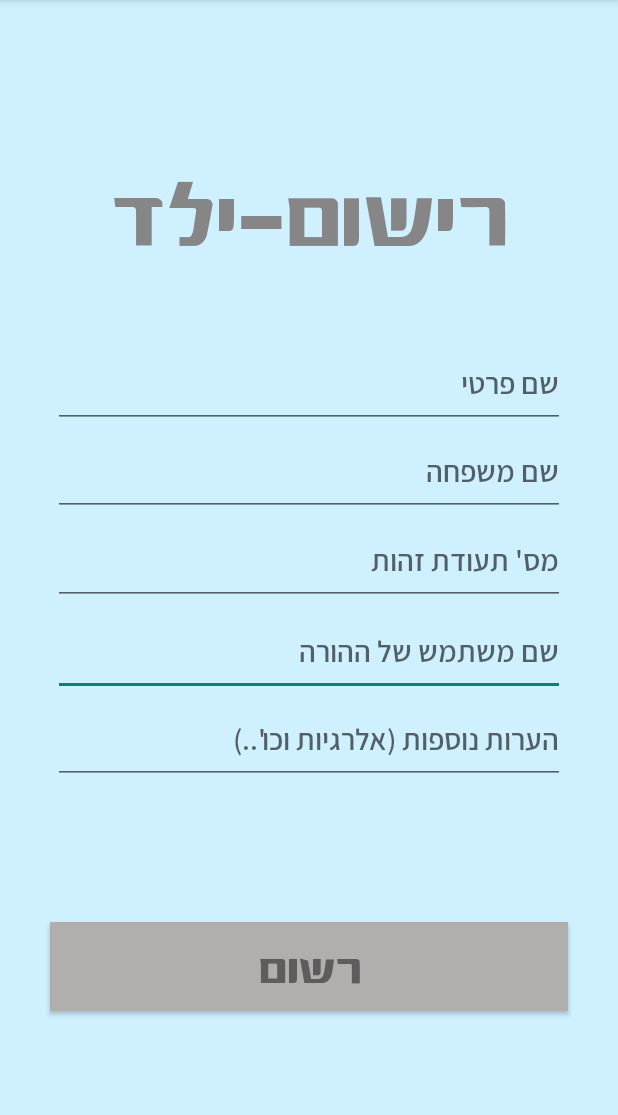
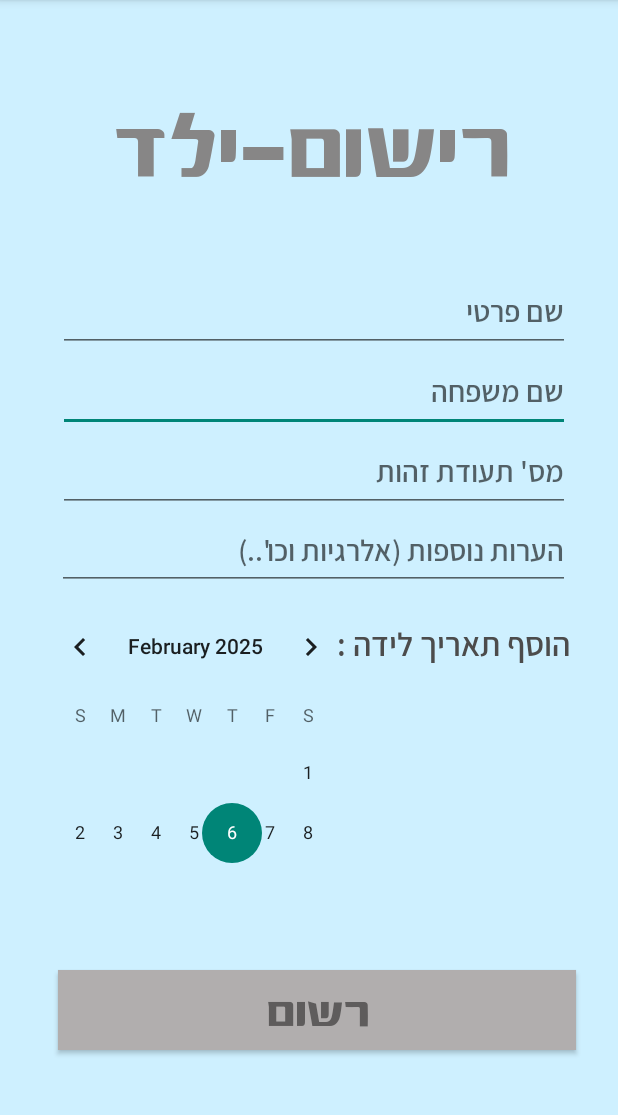
Before and after one commit to NoyaYpixel/seeAble, an Android app: the AddChild screen opened directly, with no data from a screen before it, on a phone screen of 412 x 824 dp, the part 84-1199 px from its top. Run offline under Robolectric (Android 15) with nearby library versions, the phone set to English and light mode, and no system bars; our stand-ins replace Firebase (no records; nobody signed in at launch, a user with empty details on screens opened directly).

Commit message:
eod 24.1.25

```diff
--- a/app/src/main/java/com/example/seeable/screens/AddChild.java
+++ b/app/src/main/java/com/example/seeable/screens/AddChild.java
@@ -1,6 +1,10 @@
 package com.example.seeable.screens;
 
+import android.content.Intent;
 import android.os.Bundle;
+import android.view.View;
+import android.widget.Button;
+import android.widget.EditText;
 
 import androidx.activity.EdgeToEdge;
 import androidx.appcompat.app.AppCompatActivity;
@@ -9,8 +13,13 @@ import androidx.core.view.ViewCompat;
 import androidx.core.view.WindowInsetsCompat;
 
 import com.example.seeable.R;
+import com.example.seeable.services.AuthenticationService;
 
 public class AddChild extends AppCompatActivity {
+    EditText id, fname, lname, birthDate, details;
+    Button btnAddChild;
+
+    AuthenticationService authenticationService;
 
     @Override
     protected void onCreate(Bundle savedInstanceState) {
@@ -22,10 +31,21 @@ public class AddChild extends AppCompatActivity {
             v.setPadding(systemBars.left, systemBars.top, systemBars.right, systemBars.bottom);
             return insets;
         });
+        authenticationService = AuthenticationService.getInstance();
         Init();
     }
 
     private void Init() {
+        id = findViewById(R.id.etCId);
+        fname = findViewById(R.id.etCFName);
+        lname = findViewById(R.id.etCLName);
+    }
 
+    public void onClick(View view) {
+        if (view == btnAddChild) {
+            Intent go = new Intent(getApplicationContext(), ChildrenList.class);
+            startActivity(go);
+        }
+        authenticationService.getCurrentUserId();
     }
 }
--- a/app/src/main/java/com/example/seeable/screens/ChildrenList.java
+++ b/app/src/main/java/com/example/seeable/screens/ChildrenList.java
@@ -22,5 +22,10 @@ public class ChildrenList extends AppCompatActivity {
             v.setPadding(systemBars.left, systemBars.top, systemBars.right, systemBars.bottom);
             return insets;
         });
+        Init();
     }
+
+    private void Init() {
+    }
+
 }
--- a/app/src/main/java/com/example/seeable/screens/Login.java
+++ b/app/src/main/java/com/example/seeable/screens/Login.java
@@ -16,6 +16,7 @@ import androidx.core.view.WindowInsetsCompat;
 
 import com.example.seeable.R;
 import com.example.seeable.model.User;
+import com.example.seeable.model.UserTeam;
 import com.example.seeable.services.AuthenticationService;
 import com.example.seeable.services.DatabaseService;
 import com.example.seeable.utils.SharedPreferencesUtil;
@@ -72,7 +73,7 @@ public class Login extends AppCompatActivity implements View.OnClickListener {
                         // Sign in success, update UI with the signed-in user's information
                        // SharedPreferencesUtil.saveUser(Login.this, user);
                         Log.d("TAG", "signInWithEmail:success");
-                        Intent go = new Intent(getApplicationContext(), AdminPage.class);
+                        Intent go = new Intent(getApplicationContext(), AddUserTeam.class);
                         startActivity(go);
                     }
 
--- a/app/src/main/res/layout/activity_add_child.xml
+++ b/app/src/main/res/layout/activity_add_child.xml
@@ -8,94 +8,67 @@
     android:background="#FFCEF0FF"
     tools:context=".screens.AddChild">
 
+
     <EditText
-        android:id="@+id/etCParentName"
-        android:layout_width="0dp"
-        android:layout_height="0dp"
-        android:layout_marginStart="35dp"
-        android:layout_marginEnd="35dp"
+        android:id="@+id/etCLName"
+        android:layout_width="341dp"
+        android:layout_height="53dp"
+        android:layout_marginEnd="32dp"
         android:ems="10"
         android:fontFamily="@font/assistantsemibold"
-        android:hint="שם משתמש של ההורה"
+        android:hint="שם משפחה"
+        android:inputType="text"
+        android:textSize="20sp"
+        app:layout_constraintBottom_toTopOf="@+id/etCId"
+        app:layout_constraintEnd_toEndOf="parent" />
+
+    <EditText
+        android:id="@+id/etCId"
+        android:layout_width="341dp"
+        android:layout_height="53dp"
+        android:layout_marginEnd="32dp"
+        android:ems="10"
+        android:fontFamily="@font/assistantsemibold"
+        android:hint="מס' תעודת זהות"
         android:inputType="text"
         android:textSize="20sp"
         app:layout_constraintBottom_toTopOf="@+id/etCommentsC"
-        app:layout_constraintEnd_toEndOf="parent"
-        app:layout_constraintStart_toStartOf="parent"
-        app:layout_constraintTop_toBottomOf="@+id/etCId" />
+        app:layout_constraintEnd_toEndOf="parent" />
 
     <EditText
         android:id="@+id/etCFName"
-        android:layout_width="0dp"
-        android:layout_height="0dp"
-        android:layout_marginStart="35dp"
-        android:layout_marginEnd="35dp"
+        android:layout_width="341dp"
+        android:layout_height="53dp"
+        android:layout_marginEnd="32dp"
         android:ems="10"
         android:fontFamily="@font/assistantsemibold"
         android:hint="שם פרטי"
         android:inputType="text"
         android:textSize="20sp"
         app:layout_constraintBottom_toTopOf="@+id/etCLName"
-        app:layout_constraintEnd_toEndOf="parent"
-        app:layout_constraintStart_toStartOf="parent"
-        app:layout_constraintTop_toBottomOf="@+id/textView" />
-
-    <EditText
-        android:id="@+id/etCLName"
-        android:layout_width="0dp"
-        android:layout_height="0dp"
-        android:layout_marginStart="35dp"
-        android:layout_marginEnd="35dp"
-        android:ems="10"
-        android:fontFamily="@font/assistantsemibold"
-        android:hint="שם משפחה"
-        android:inputType="text"
-        android:textSize="20sp"
-        app:layout_constraintBottom_toTopOf="@+id/etCId"
-        app:layout_constraintEnd_toEndOf="parent"
-        app:layout_constraintStart_toStartOf="parent"
-        app:layout_constraintTop_toBottomOf="@+id/etCFName" />
+        app:layout_constraintEnd_toEndOf="parent" />
 
     <EditText
         android:id="@+id/etCommentsC"
-        android:layout_width="0dp"
-        android:layout_height="0dp"
-        android:layout_marginStart="35dp"
-        android:layout_marginEnd="35dp"
-        android:layout_marginBottom="92dp"
+        android:layout_width="342dp"
+        android:layout_height="52dp"
+        android:layout_marginEnd="32dp"
+        android:layout_marginBottom="4dp"
         android:ems="10"
         android:fontFamily="@font/assistantsemibold"
         android:hint="הערות נוספות (אלרגיות וכו'..)"
         android:inputType="text"
         android:textSize="20sp"
-        app:layout_constraintBottom_toTopOf="@+id/button"
-        app:layout_constraintEnd_toEndOf="parent"
-        app:layout_constraintStart_toStartOf="parent"
-        app:layout_constraintTop_toBottomOf="@+id/etCParentName" />
-
-    <EditText
-        android:id="@+id/etCId"
-        android:layout_width="0dp"
-        android:layout_height="0dp"
-        android:layout_marginStart="35dp"
-        android:layout_marginEnd="35dp"
-        android:layout_marginBottom="1dp"
-        android:ems="10"
-        android:fontFamily="@font/assistantsemibold"
-        android:hint="מס' תעודת זהות"
-        android:inputType="text"
-        android:textSize="20sp"
-        app:layout_constraintBottom_toTopOf="@+id/etCParentName"
-        app:layout_constraintEnd_toEndOf="parent"
-        app:layout_constraintStart_toStartOf="parent"
-        app:layout_constraintTop_toBottomOf="@+id/etCLName" />
+        app:layout_constraintBottom_toTopOf="@+id/birthdayC"
+        app:layout_constraintEnd_toEndOf="parent" />
 
     <TextView
         android:id="@+id/textView"
         android:layout_width="wrap_content"
         android:layout_height="wrap_content"
-        android:layout_marginTop="108dp"
-        android:layout_marginBottom="50dp"
+        android:layout_marginTop="44dp"
+        android:layout_marginEnd="72dp"
+        android:layout_marginBottom="34dp"
         android:fontFamily="@font/asakimboldwebfont"
         android:text="רישום-ילד"
         android:textColor="#878686"
@@ -103,24 +76,42 @@
         android:typeface="serif"
         app:layout_constraintBottom_toTopOf="@+id/etCFName"
         app:layout_constraintEnd_toEndOf="parent"
-        app:layout_constraintStart_toStartOf="parent"
         app:layout_constraintTop_toTopOf="parent" />
 
     <Button
         android:id="@+id/button"
-        android:layout_width="0dp"
-        android:layout_height="0dp"
-        android:layout_marginStart="33dp"
-        android:layout_marginEnd="33dp"
-        android:layout_marginBottom="94dp"
+        android:layout_width="345dp"
+        android:layout_height="53dp"
+        android:layout_marginEnd="28dp"
+        android:layout_marginBottom="68dp"
         android:background="#B1AEAE"
         android:fontFamily="@font/asakimboldwebfont"
         android:text="רשום"
         android:textColor="#5E5C5C"
         android:textSize="35dp"
         app:layout_constraintBottom_toBottomOf="parent"
+        app:layout_constraintEnd_toEndOf="parent" />
+
+    <CalendarView
+        android:id="@+id/birthdayC"
+        android:layout_width="219dp"
+        android:layout_height="178dp"
+        android:layout_marginEnd="140dp"
+        android:layout_marginBottom="71dp"
+        app:layout_constraintBottom_toTopOf="@+id/button"
+        app:layout_constraintEnd_toEndOf="@+id/tvbirthday" />
+
+    <TextView
+        android:id="@+id/tvbirthday"
+        android:layout_width="188dp"
+        android:layout_height="48dp"
+        android:layout_marginTop="21dp"
+        android:layout_marginEnd="32dp"
+        android:fontFamily="@font/assistantsemibold"
+        android:text="הוסף תאריך לידה :"
+        android:textColor="#4C4C4C"
+        android:textSize="22sp"
         app:layout_constraintEnd_toEndOf="parent"
-        app:layout_constraintStart_toStartOf="parent"
         app:layout_constraintTop_toBottomOf="@+id/etCommentsC" />
 
 </androidx.constraintlayout.widget.ConstraintLayout>
--- a/app/src/main/res/layout/activity_children_list.xml
+++ b/app/src/main/res/layout/activity_children_list.xml
@@ -9,8 +9,8 @@
     android:background="#FFCEF0FF">
 
     <TableLayout
-        android:layout_width="419dp"
-        android:layout_height="115dp"
+        android:layout_width="417dp"
+        android:layout_height="92dp"
         android:padding="16dp"
         android:stretchColumns="1"
         tools:layout_editor_absoluteX="-7dp"
@@ -62,5 +62,6 @@
         <TableRow
             android:layout_width="match_parent"
             android:layout_height="match_parent" />
+
     </TableLayout>
 </androidx.constraintlayout.widget.ConstraintLayout>
```
Also changed, not shown: app/src/main/java/com/example/seeable/model/Child.java (+14 -20 lines), app/src/main/java/com/example/seeable/model/UsersAdapter.java (added, +65 -0 lines), app/src/main/java/com/example/seeable/screens/AddUserTeam.java (+75 -0 lines), app/src/main/java/com/example/seeable/services/DatabaseService.java (+41 -49 lines), app/src/main/res/layout/activity_add_user_team.xml (+9 -0 lines), app/src/main/res/layout/activity_admin_page.xml (+54 -54 lines), app/src/main/res/layout/item_user.xml (added, +14 -0 lines).
